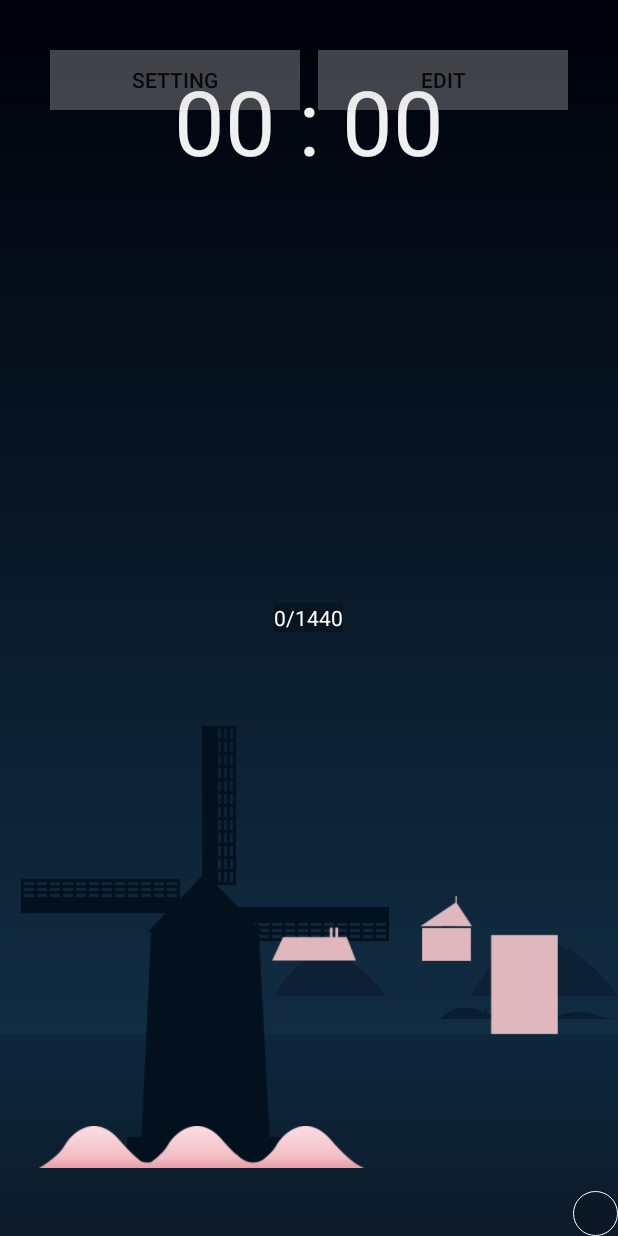
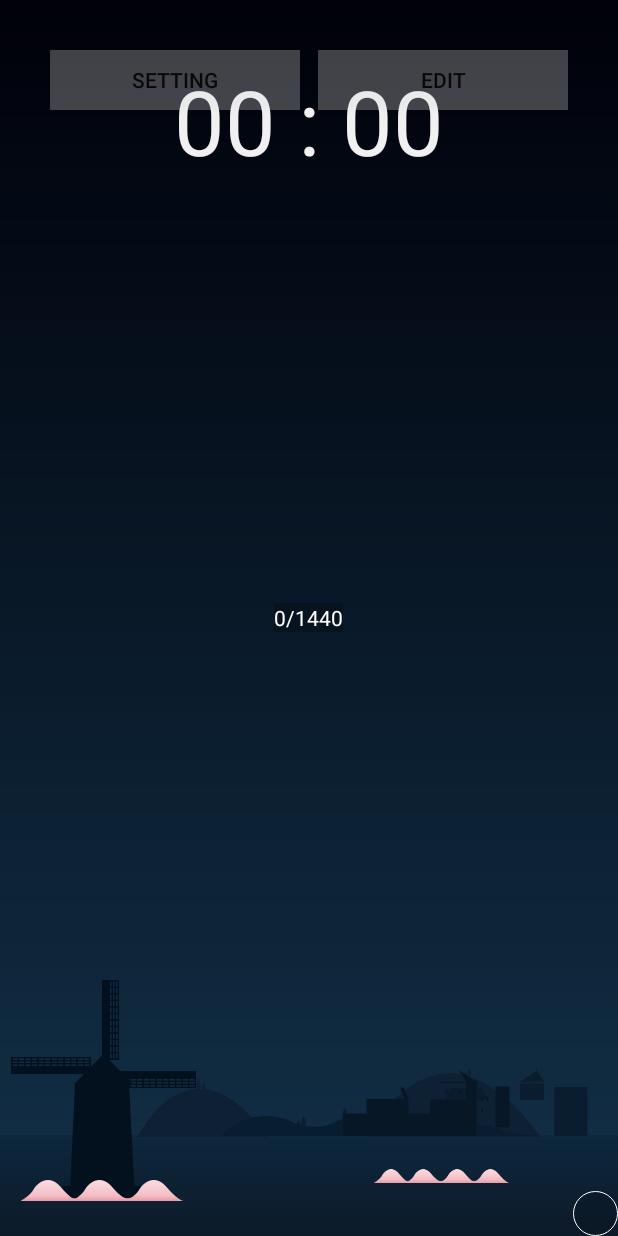
Before and after one commit to tuesda/AlarmAndMusic, an Android app: the screen it shows after launch (MainActivity), on a phone screen of 412 x 824 dp. Run offline under Robolectric (Android 15) with nearby library versions, the light colour scheme and no system bars; 2 statements that could not run were skipped.

Commit message:
change: 1.Add gradient color on house 2.Change the dimen.xml unit from px to dp

```diff
--- a/app/src/main/java/com/example/root/otherComponent/LandScape.java
+++ b/app/src/main/java/com/example/root/otherComponent/LandScape.java
@@ -83,7 +83,9 @@ public class LandScape {
 
             @Override
             public void refreshHouse(int front, int side, int window) {
-
+                houseFront.setColorFilter(front);
+                houseSide.setColorFilter(side);
+                houseWindow.setColorFilter(window);
             }
         });
 
@@ -92,9 +94,7 @@ public class LandScape {
 
 
 
-        Display mDisplay = ((MainActivity)context).getWindowManager().getDefaultDisplay();
 
-        Log.i("zhanglei-landscape", mDisplay.getWidth() + "---" + mDisplay.getHeight());
 
     }
 
--- a/app/src/main/java/com/example/root/scroll/ScrollColorValue.java
+++ b/app/src/main/java/com/example/root/scroll/ScrollColorValue.java
@@ -217,8 +217,104 @@ public class ScrollColorValue {
             "ff091d30", // 23
     };
 
+
+
     public static String getMountainNearColor(int hour) {
         return mountainNearColors[hour];
+    }
+
+    private static final String[] houseFrontColors = {
+            "ff071726", // 0
+            "ff071726", // 1
+            "ff111c44", // 2
+            "ff23275d", // 3
+            "ff444262", // 4
+            "ff9b84a6", // 5
+            "fff8dbdf", // 6
+            "fff4f1d5", // 7
+            "fff3efee", // 8
+            "fff3efee", // 9
+            "fff3efee", // 10
+            "fff3efee", // 11
+            "fff3efee", // 12
+            "ffd8d7d7", // 13
+            "ffd8d7d7", // 14
+            "ff90938e", // 15
+            "ffd8d7d7", // 16
+            "ffd9d1b1", // 17
+            "ffe3b98d", // 18
+            "ff538388", // 19
+            "ff588576", // 20
+            "ff3f6d77", // 21
+            "ff173047", // 22
+            "ff071726", // 23
+
+    };
+
+    public static String getHouseFron(int hour) {
+        return houseFrontColors[hour];
+    }
+
+    private static final String[] houseSideColors = {
+            "ff0a1d2f", // 0
+            "ff0a1d2f", // 1
+            "ff1c2959", // 2
+            "ff32366c", // 3
+            "ff535171", // 4
+            "ffad97b8", // 5
+            "ffe0b7bc", // 6
+            "ffc0bb96", // 7
+            "ffe1d3ce", // 8
+            "ffe1d3ce", // 9
+            "ffe1d3ce", // 10
+            "ffe1d3ce", // 11
+            "ffe1d3ce", // 12
+            "ffc2c0c0", // 13
+            "ffc2c0c0", // 14
+            "ff858883", // 15
+            "ffc2c0c0", // 16
+            "ffeee8cf", // 17
+            "fff1cfab", // 18
+            "ff5f9095", // 19
+            "ff4b7668", // 20
+            "ff37636d", // 21
+            "ff28425e", // 22
+            "ff0a1d2f", // 23
+    };
+
+    public static String getHouseSideColor(int hour) {
+        return houseSideColors[hour];
+    }
+
+    private static final String[] houseWindowColors = {
+            "ff071726", // 0
+            "ff071726", // 1
+            "ff071726", // 2
+            "ff0c1f31", // 3
+            "ff27263e", // 4
+            "ff705b7a", // 5
+            "ff636566", // 6
+            "ff636566", // 7
+            "ff636566", // 8
+            "ff636566", // 9
+            "ff636566", // 10
+            "ff636566", // 11
+            "ff636566", // 12
+            "ff636566", // 13
+            "ff636566", // 14
+            "ff636566", // 15
+            "ff636566", // 16
+            "ff636566", // 17
+            "ff636566", // 18
+            "ffbeb17c", // 19
+            "fff5e190", // 20
+            "fff5e190", // 21
+            "ff0c1f31", // 22
+            "ff091b2c", // 23
+    };
+
+    public static String getHouseWindowC(int hour) {
+        return houseWindowColors[hour];
     }
 
     public static class ColorRange {
--- a/app/src/main/java/com/example/root/scroll/ScrollLayout.java
+++ b/app/src/main/java/com/example/root/scroll/ScrollLayout.java
@@ -64,6 +64,15 @@ public class ScrollLayout {
 
     private Argb mountainNearBegin;
     private Argb mountainNearFinal;
+
+    private Argb houseFrontBegin;
+    private Argb houseFrontFinal;
+
+    private Argb houseSideBegin;
+    private Argb houseSideFinal;
+
+    private Argb houseWindowBegin;
+    private Argb houseWindowFinal;
 
     private int hourZone;
     private boolean isHZchanged; // check is the hour zone changed
@@ -174,6 +183,22 @@ public class ScrollLayout {
             mountainNearFinal = null;
             mountainNearBegin = new Argb(ScrollColorValue.getMountainNearColor(time.getHour()));
             mountainNearFinal = new Argb(ScrollColorValue.getMountainNearColor(time.getHour()+1 > 23 ? 0 : time.getHour() + 1));
+
+            houseFrontBegin = null;
+            houseFrontFinal = null;
+            houseFrontBegin = new Argb(ScrollColorValue.getHouseFron(time.getHour()));
+            houseFrontFinal = new Argb(ScrollColorValue.getHouseFron(time.getHour() + 1 > 23 ? 0 : time.getHour() + 1));
+
+            houseSideBegin = null;
+            houseSideFinal = null;
+            houseSideBegin = new Argb(ScrollColorValue.getHouseSideColor(time.getHour()));
+            houseSideFinal = new Argb(ScrollColorValue.getHouseSideColor(time.getHour() + 1 > 23 ? 0 : time.getHour() + 1));
+
+            houseWindowBegin = null;
+            houseWindowFinal = null;
+            houseWindowBegin = new Argb(ScrollColorValue.getHouseWindowC(time.getHour()));
+            houseWindowFinal = new Argb(ScrollColorValue.getHouseWindowC(time.getHour() + 1 > 23 ? 0 : time.getHour() + 1));
+
         }
         int windmillWallColor = generateColor(firstItem, windmillWallBegin, windmillWallFinal, windmillWallBegin, windmillWallFinal)[0];
 
@@ -182,9 +207,15 @@ public class ScrollLayout {
 
         int mountainFarColor = generateColor(firstItem, mountainFarBegin, mountainFarFinal, mountainFarBegin, mountainFarFinal)[0];
         int mountainNearColor = generateColor(firstItem, mountainNearBegin, mountainNearFinal, mountainNearBegin, mountainNearFinal)[0];
+
+        int houseFrontColor = generateColor(firstItem, houseFrontBegin, houseFrontFinal, houseFrontBegin, houseFrontFinal)[0];
+        int houseSideColor = generateColor(firstItem, houseSideBegin, houseSideFinal, houseSideBegin, houseSideFinal)[0];
+        int houseWindowColor = generateColor(firstItem, houseWindowBegin, houseWindowFinal, houseWindowBegin, houseWindowFinal)[0];
+
         if (refreshLandScape!=null) {
             refreshLandScape.refreshWindmill(windmillWallColor, windmillProofColor, windmillFanColor);
             refreshLandScape.refreshMountain(mountainFarColor, mountainNearColor);
+            refreshLandScape.refreshHouse(houseFrontColor, houseSideColor, houseWindowColor);
         }
     }
 
--- a/app/src/main/res/values/dimens.xml
+++ b/app/src/main/res/values/dimens.xml
@@ -3,56 +3,56 @@
     <dimen name="activity_horizontal_margin">16dp</dimen>
     <dimen name="activity_vertical_margin">16dp</dimen>
 
-    <dimen name="sea_height">202px</dimen>
-    <dimen name="sky_bottom">202px</dimen>
+    <dimen name="sea_height">67dp</dimen>
+    <dimen name="sky_bottom">67dp</dimen>
 
-    <dimen name="windmill_bottom">71px</dimen>
-    <dimen name="windmill_left">127px</dimen>
-    <dimen name="windmill_width">156px</dimen>
-    <dimen name="windmill_height">233px</dimen>
+    <dimen name="windmill_bottom">24dp</dimen>
+    <dimen name="windmill_left">42dp</dimen>
+    <dimen name="windmill_width">52dp</dimen>
+    <dimen name="windmill_height">78dp</dimen>
 
-    <dimen name="windmill_proof_h">59px</dimen>
-    <dimen name="windmill_proof_w">116px</dimen>
-    <dimen name="windmill_proof_left">147px</dimen>
-    <dimen name="windmill_proof_bottom">304px</dimen>
+    <dimen name="windmill_proof_h">20dp</dimen>
+    <dimen name="windmill_proof_w">39dp</dimen>
+    <dimen name="windmill_proof_left">49dp</dimen>
+    <dimen name="windmill_proof_bottom">101dp</dimen>
 
-    <dimen name="wave_3_w">326px</dimen>
-    <dimen name="wave_3_h">42px</dimen>
-    <dimen name="wave_3_left">39px</dimen>
-    <dimen name="wave_3_bottom">68px</dimen>
+    <dimen name="wave_3_w">109dp</dimen>
+    <dimen name="wave_3_h">14dp</dimen>
+    <dimen name="wave_3_left">13dp</dimen>
+    <dimen name="wave_3_bottom">23dp</dimen>
 
-    <dimen name="wind_fan_w">368px</dimen>
-    <dimen name="wind_fan_h">368px</dimen>
-    <dimen name="wind_fan_left">21px</dimen>
-    <dimen name="wind_fan_bottom">142px</dimen>
+    <dimen name="wind_fan_w">123dp</dimen>
+    <dimen name="wind_fan_h">123dp</dimen>
+    <dimen name="wind_fan_left">7dp</dimen>
+    <dimen name="wind_fan_bottom">47dp</dimen>
 
-    <dimen name="mountain_far_w">806px</dimen>
-    <dimen name="mountain_far_h">161px</dimen>
-    <dimen name="mountain_far_left">274px</dimen>
-    <dimen name="mountain_far_bottom">189px</dimen>
+    <dimen name="mountain_far_w">269dp</dimen>
+    <dimen name="mountain_far_h">54dp</dimen>
+    <dimen name="mountain_far_left">91dp</dimen>
+    <dimen name="mountain_far_bottom">62dp</dimen>
 
-    <dimen name="mountain_near_w">640px</dimen>
-    <dimen name="mountain_near_h">60px</dimen>
-    <dimen name="mountain_near_left">440px</dimen>
-    <dimen name="mountain_near_bottom">195px</dimen>
+    <dimen name="mountain_near_w">213dp</dimen>
+    <dimen name="mountain_near_h">20dp</dimen>
+    <dimen name="mountain_near_left">147dp</dimen>
+    <dimen name="mountain_near_bottom">66dp</dimen>
 
-    <dimen name="wave_4_w">271px</dimen>
-    <dimen name="wave_4_h">27px</dimen>
-    <dimen name="wave_4_left">748px</dimen>
-    <dimen name="wave_4_bottom">105px</dimen>
+    <dimen name="wave_4_w">90dp</dimen>
+    <dimen name="wave_4_h">9dp</dimen>
+    <dimen name="wave_4_left">249dp</dimen>
+    <dimen name="wave_4_bottom">35dp</dimen>
 
-    <dimen name="house_front_w">336px</dimen>
-    <dimen name="house_front_h">134px</dimen>
-    <dimen name="house_front_left">685px</dimen>
-    <dimen name="house_front_bottom">201px</dimen>
+    <dimen name="house_front_w">112dp</dimen>
+    <dimen name="house_front_h">45dp</dimen>
+    <dimen name="house_front_left">228dp</dimen>
+    <dimen name="house_front_bottom">66dp</dimen>
 
-    <dimen name="house_side_w">289px</dimen>
-    <dimen name="house_side_h">141px</dimen>
-    <dimen name="house_side_right">59px</dimen>
-    <dimen name="house_side_bottom">201px</dimen>
+    <dimen name="house_side_w">96dp</dimen>
+    <dimen name="house_side_h">47dp</dimen>
+    <dimen name="house_side_right">20dp</dimen>
+    <dimen name="house_side_bottom">66dp</dimen>
 
-    <dimen name="house_window_w">228px</dimen>
-    <dimen name="house_window_h">60px</dimen>
-    <dimen name="house_window_left">749px</dimen>
-    <dimen name="house_window_bottom">234px</dimen>
+    <dimen name="house_window_w">76dp</dimen>
+    <dimen name="house_window_h">20dp</dimen>
+    <dimen name="house_window_left">250dp</dimen>
+    <dimen name="house_window_bottom">78dp</dimen>
 </resources>
```
Also changed, not shown: 1 other file.
